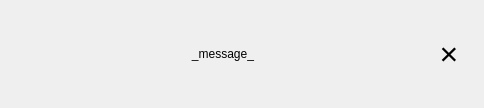
AngelGenis/Appetizer, file appetizer-core/services/notificationdialog.ui: the form before one commit.
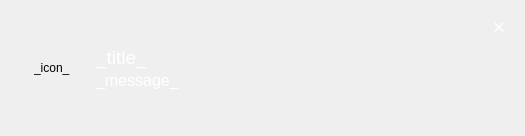
The form after the commit.

```diff
--- a/appetizer-core/services/notificationdialog.ui
+++ b/appetizer-core/services/notificationdialog.ui
@@ -6,8 +6,8 @@
    <rect>
     <x>0</x>
     <y>0</y>
-    <width>484</width>
-    <height>108</height>
+    <width>525</width>
+    <height>136</height>
    </rect>
   </property>
   <property name="windowTitle">
@@ -37,22 +37,84 @@
      <property name="styleSheet">
       <string notr="true">border: 0px;
 border-radius: 8px;
-background: #FFF;
+background-color: none;
 
-QLabel#message, QPushButton#pushButton, QWidget#widget {
-border: none;
-border-radius: 0px;
-background: none
-}</string>
+</string>
      </property>
-     <layout class="QHBoxLayout" name="horizontalLayout" stretch="1,0">
+     <layout class="QHBoxLayout" name="horizontalLayout" stretch="0,1,0">
+      <property name="leftMargin">
+       <number>24</number>
+      </property>
+      <property name="topMargin">
+       <number>0</number>
+      </property>
+      <property name="rightMargin">
+       <number>0</number>
+      </property>
+      <property name="bottomMargin">
+       <number>0</number>
+      </property>
+      <item>
+       <widget class="QLabel" name="icon">
+        <property name="text">
+         <string>_icon_</string>
+        </property>
+       </widget>
+      </item>
+      <item>
+       <layout class="QVBoxLayout" name="verticalLayout">
+        <property name="spacing">
+         <number>2</number>
+        </property>
+        <property name="leftMargin">
+         <number>20</number>
+        </property>
+        <item>
+         <spacer name="verticalSpacer">
+          <property name="orientation">
+           <enum>Qt::Vertical</enum>
+          </property>
+          <property name="sizeHint" stdset="0">
+           <size>
+            <width>20</width>
+            <height>40</height>
+           </size>
+          </property>
+         </spacer>
+        </item>
+        <item>
+         <widget class="QLabel" name="title">
+          <property name="font">
+           <font>
+            <pointsize>14</pointsize>
+           </font>
+          </property>
+          <property name="styleSheet">
+           <string notr="true">background: none;
+color: #FFF;
+</string>
+          </property>
+          <property name="text">
+           <string>_title_</string>
+          </property>
+         </widget>
+        </item>
       <item>
        <widget class="QLabel" name="message">
+          <property name="font">
+           <font>
+            <pointsize>12</pointsize>
+           </font>
+          </property>
+          <property name="styleSheet">
+           <string notr="true">background: none;
+color: #FFF;</string>
+          </property>
         <property name="text">
          <string>_message_</string>
         </property>
         <property name="alignment">
-         <set>Qt::AlignCenter</set>
+           <set>Qt::AlignLeading|Qt::AlignLeft|Qt::AlignVCenter</set>
         </property>
         <property name="wordWrap">
          <bool>true</bool>
@@ -60,6 +122,26 @@
        </widget>
       </item>
       <item>
+         <spacer name="verticalSpacer_2">
+          <property name="orientation">
+           <enum>Qt::Vertical</enum>
+          </property>
+          <property name="sizeHint" stdset="0">
+           <size>
+            <width>20</width>
+            <height>40</height>
+           </size>
+          </property>
+         </spacer>
+        </item>
+       </layout>
+      </item>
+      <item>
+       <layout class="QVBoxLayout" name="verticalLayout_2">
+        <property name="spacing">
+         <number>0</number>
+        </property>
+        <item alignment="Qt::AlignRight">
        <widget class="QPushButton" name="pushButton">
         <property name="sizePolicy">
          <sizepolicy hsizetype="Preferred" vsizetype="Preferred">
@@ -75,17 +157,33 @@
         </property>
         <property name="font">
          <font>
-          <pointsize>24</pointsize>
+            <pointsize>16</pointsize>
          </font>
         </property>
         <property name="styleSheet">
          <string notr="true">background: none;
-border: none;</string>
+border: none;
+color:#FFF;</string>
         </property>
         <property name="text">
          <string>×</string>
         </property>
        </widget>
+        </item>
+        <item>
+         <spacer name="verticalSpacer_3">
+          <property name="orientation">
+           <enum>Qt::Vertical</enum>
+          </property>
+          <property name="sizeHint" stdset="0">
+           <size>
+            <width>20</width>
+            <height>40</height>
+           </size>
+          </property>
+         </spacer>
+        </item>
+       </layout>
       </item>
      </layout>
     </widget>
```
Lines whose indentation alone changed are shown as unchanged.
